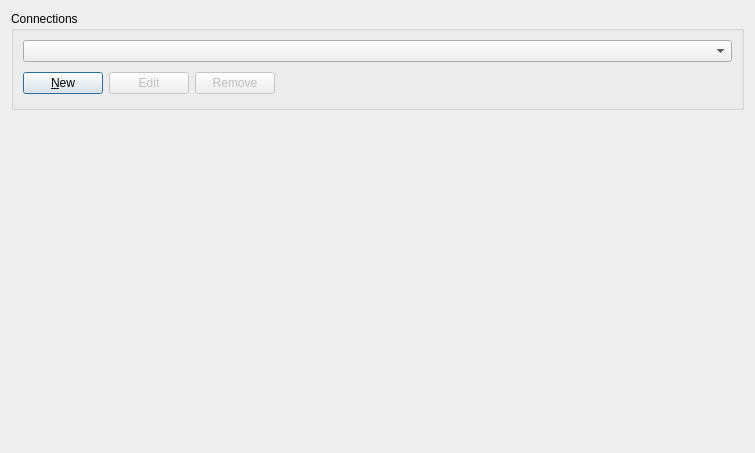
First picture: the form in src/qgis_oacs/ui/data_source_widget.ui, repository byteroad/qgis-oacs-plugin, before the edit.
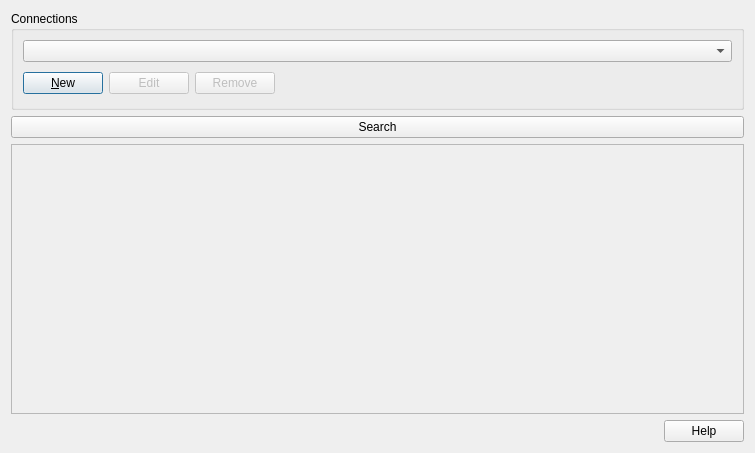
Second picture: the form after the edit.

Commit message: Added initial version of connections dialog

The edit to the form file:
```diff
--- a/src/qgis_oacs/ui/data_source_widget.ui
+++ b/src/qgis_oacs/ui/data_source_widget.ui
@@ -83,17 +83,35 @@
     </widget>
    </item>
    <item>
-    <spacer name="verticalSpacer">
-     <property name="orientation">
-      <enum>Qt::Vertical</enum>
+    <widget class="QPushButton" name="search_pb">
+     <property name="text">
+      <string>Search</string>
      </property>
-     <property name="sizeHint" stdset="0">
-      <size>
-       <width>20</width>
-       <height>319</height>
-      </size>
+    </widget>
+   </item>
+   <item>
+    <widget class="QScrollArea" name="search_results_sa">
+     <property name="widgetResizable">
+      <bool>true</bool>
      </property>
-    </spacer>
+     <widget class="QWidget" name="scrollAreaWidgetContents">
+      <property name="geometry">
+       <rect>
+        <x>0</x>
+        <y>0</y>
+        <width>735</width>
+        <height>258</height>
+       </rect>
+      </property>
+     </widget>
+    </widget>
+   </item>
+   <item>
+    <widget class="QDialogButtonBox" name="button_box">
+     <property name="standardButtons">
+      <set>QDialogButtonBox::Help</set>
+     </property>
+    </widget>
    </item>
   </layout>
  </widget>
```
The commit also changes 3 other files.
